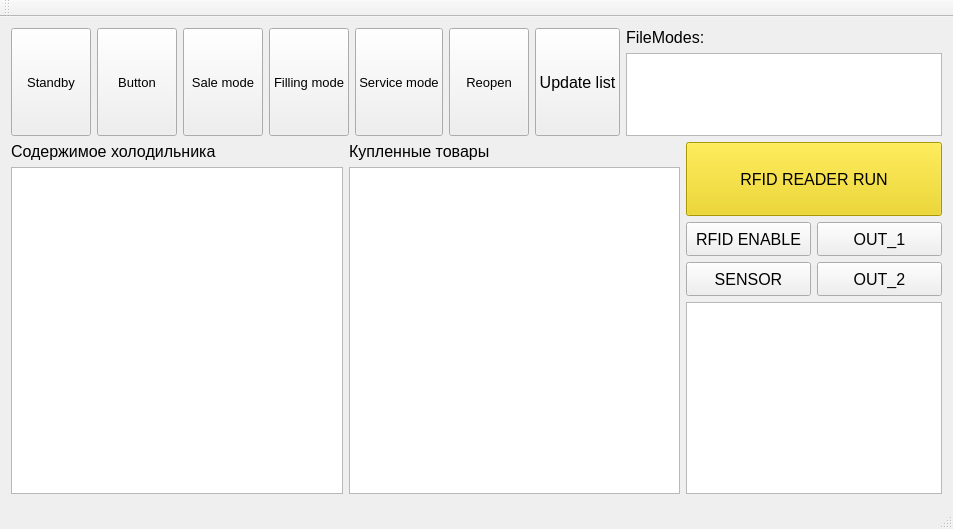
Before: the Qt Designer form testqt.ui in xtkachx/jp, drawn with Qt 5.
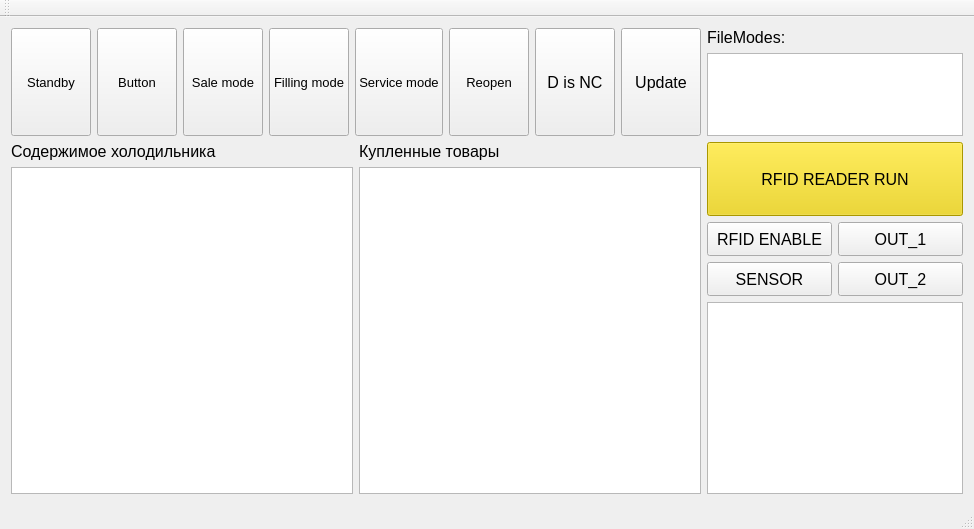
After: the same form once the commit is applied.

```diff
--- a/testqt.ui
+++ b/testqt.ui
@@ -139,6 +139,19 @@
           </property>
          </widget>
         </item>
+        <item>
+         <widget class="QPushButton" name="pushButton_5">
+          <property name="sizePolicy">
+           <sizepolicy hsizetype="Preferred" vsizetype="Minimum">
+            <horstretch>0</horstretch>
+            <verstretch>0</verstretch>
+           </sizepolicy>
+          </property>
+          <property name="text">
+           <string>D is NC</string>
+          </property>
+         </widget>
+        </item>
         <item>
          <widget class="QPushButton" name="pushButton_4">
           <property name="sizePolicy">
@@ -148,7 +161,7 @@
            </sizepolicy>
           </property>
           <property name="text">
-           <string>Update list</string>
+           <string>Update</string>
           </property>
          </widget>
         </item>
```
